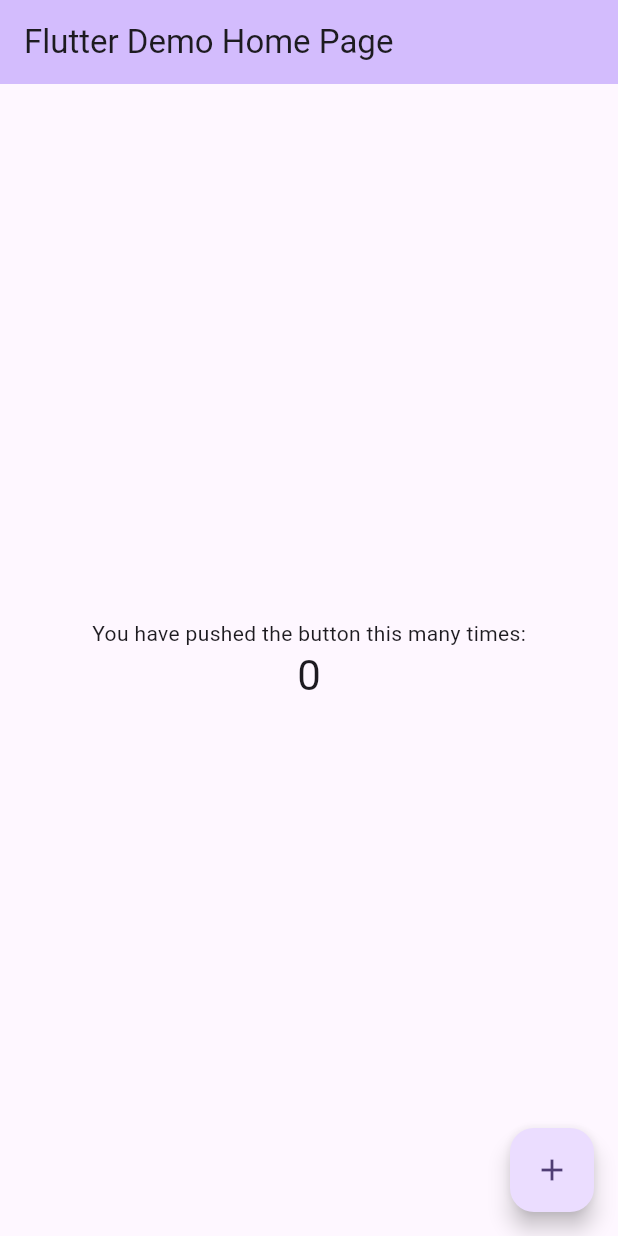
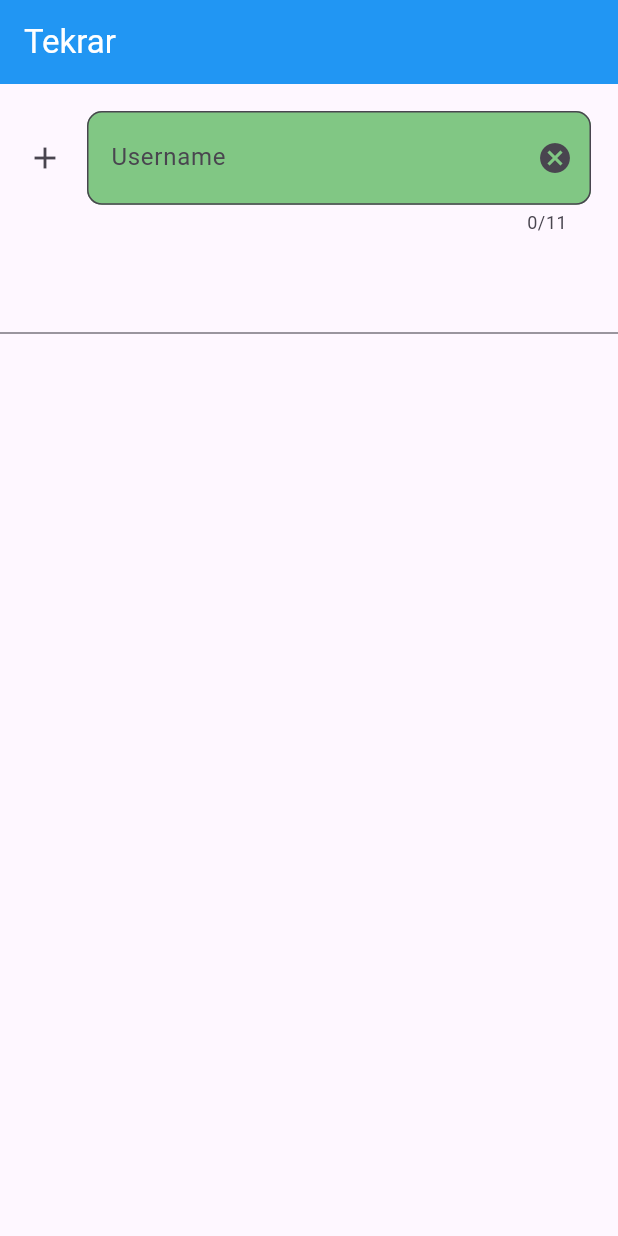
Before and after one commit to sevvalokten/input_tekrar, a Flutter app: the screen it shows after launch, on a phone screen of 412 x 824 dp. Run offline on Flutter 3.47's test engine with Material 3 defaults, Android fonts, the phone set to English and light mode, and no system bars.

Commit message:
text editing

```diff
--- a/lib/main.dart
+++ b/lib/main.dart
@@ -7,116 +7,116 @@ void main() {
 class MyApp extends StatelessWidget {
   const MyApp({super.key});
 
-  // This widget is the root of your application.
   @override
   Widget build(BuildContext context) {
     return MaterialApp(
-      title: 'Flutter Demo',
-      theme: ThemeData(
-        // This is the theme of your application.
-        //
-        // TRY THIS: Try running your application with "flutter run". You'll see
-        // the application has a purple toolbar. Then, without quitting the app,
-        // try changing the seedColor in the colorScheme below to Colors.green
-        // and then invoke "hot reload" (save your changes or press the "hot
-        // reload" button in a Flutter-supported IDE, or press "r" if you used
-        // the command line to start the app).
-        //
-        // Notice that the counter didn't reset back to zero; the application
-        // state is not lost during the reload. To reset the state, use hot
-        // restart instead.
-        //
-        // This works for code too, not just values: Most code changes can be
-        // tested with just a hot reload.
-        colorScheme: ColorScheme.fromSeed(seedColor: Colors.deepPurple),
-      ),
-      home: const MyHomePage(title: 'Flutter Demo Home Page'),
+      debugShowCheckedModeBanner: false,
+      home: MyProject(),
     );
   }
 }
 
-class MyHomePage extends StatefulWidget {
-  const MyHomePage({super.key, required this.title});
-
-  // This widget is the home page of your application. It is stateful, meaning
-  // that it has a State object (defined below) that contains fields that affect
-  // how it looks.
-
-  // This class is the configuration for the state. It holds the values (in this
-  // case the title) provided by the parent (in this case the App widget) and
-  // used by the build method of the State. Fields in a Widget subclass are
-  // always marked "final".
-
-  final String title;
+class MyProject extends StatelessWidget {
+  const MyProject({super.key});
 
   @override
-  State<MyHomePage> createState() => _MyHomePageState();
+  Widget build(BuildContext context) {
+    return Scaffold(
+      appBar: AppBar(
+        title: Text("Tekrar"),
+        backgroundColor: Colors.blue,
+        foregroundColor: Colors.white,
+      ),
+      body: TextFieldWidgetKullanimi(),
+    );
+  }
+}
+class TextFieldWidgetKullanimi extends StatefulWidget {
+  const TextFieldWidgetKullanimi({super.key});
+
+  @override
+  State<TextFieldWidgetKullanimi> createState() => _TextFieldWidgetKullanimiState();
 }
 
-class _MyHomePageState extends State<MyHomePage> {
-  int _counter = 0;
+class _TextFieldWidgetKullanimiState extends State<TextFieldWidgetKullanimi> {
 
-  void _incrementCounter() {
-    setState(() {
-      // This call to setState tells the Flutter framework that something has
-      // changed in this State, which causes it to rerun the build method below
-      // so that the display can reflect the updated values. If we changed
-      // _counter without calling setState(), then the build method would not be
-      // called again, and so nothing would appear to happen.
-      _counter++;
+  late TextEditingController _emailController;
+  late FocusNode _focusNode;
+  int maxLineCount = 1;
+
+  @override
+  void initState(){
+    super.initState();
+    _emailController = TextEditingController();
+    _focusNode =FocusNode();
+    _focusNode.addListener((){
+      setState(() {
+        maxLineCount = _focusNode.hasFocus ? 3 : 1;
+      });
     });
   }
 
   @override
+  void dispose(){
+    _emailController.dispose();
+    _focusNode.dispose();
+    super.dispose();
+  }
+
+  @override
   Widget build(BuildContext context) {
-    // This method is rerun every time setState is called, for instance as done
-    // by the _incrementCounter method above.
-    //
-    // The Flutter framework has been optimized to make rerunning build methods
-    // fast, so that you can just rebuild anything that needs updating rather
-    // than having to individually change instances of widgets.
-    return Scaffold(
-      appBar: AppBar(
-        // TRY THIS: Try changing the color here to a specific color (to
-        // Colors.amber, perhaps?) and trigger a hot reload to see the AppBar
-        // change color while the other colors stay the same.
-        backgroundColor: Theme.of(context).colorScheme.inversePrimary,
-        // Here we take the value from the MyHomePage object that was created by
-        // the App.build method, and use it to set our appbar title.
-        title: Text(widget.title),
-      ),
-      body: Center(
-        // Center is a layout widget. It takes a single child and positions it
-        // in the middle of the parent.
-        child: Column(
-          // Column is also a layout widget. It takes a list of children and
-          // arranges them vertically. By default, it sizes itself to fit its
-          // children horizontally, and tries to be as tall as its parent.
-          //
-          // Column has various properties to control how it sizes itself and
-          // how it positions its children. Here we use mainAxisAlignment to
-          // center the children vertically; the main axis here is the vertical
-          // axis because Columns are vertical (the cross axis would be
-          // horizontal).
-          //
-          // TRY THIS: Invoke "debug painting" (choose the "Toggle Debug Paint"
-          // action in the IDE, or press "p" in the console), to see the
-          // wireframe for each widget.
-          mainAxisAlignment: MainAxisAlignment.center,
-          children: <Widget>[
-            const Text('You have pushed the button this many times:'),
-            Text(
-              '$_counter',
-              style: Theme.of(context).textTheme.headlineMedium,
+    return Column(
+      children: [
+        Padding(
+          padding: const EdgeInsets.all(18.0),
+          child: TextField(
+            focusNode: _focusNode,
+            controller: _emailController,
+            maxLines: maxLineCount,
+            //Açılacak olan klavye türü
+            keyboardType: TextInputType.emailAddress,
+            //Klavyedeki(Android) ana butonunun ne olacağı
+            textInputAction: TextInputAction.done,
+
+            //Seçili gelme olayı
+            //autofocus: true,
+            //Satır sayısı
+            //maxLines: 5,
+            //Girilecek karakter sayısı (TC)
+            maxLength: 11,
+            //İmleç rengi
+            cursorColor: Colors.red,
+            decoration: InputDecoration(
+              //Kayan bilgi yazısı
+              labelText: "Username",
+              //İpucu
+              hintText: "Kullanıcı adınızı giriniz",
+              icon: Icon(Icons.add),
+              //Sol tarafa eklenen icon
+              prefix: Icon(Icons.person),
+              //Sağ taraf iconu
+              suffixIcon: Icon(Icons.cancel),
+              border: OutlineInputBorder(
+                borderRadius: BorderRadius.circular(10),
+              ),
+              //Arka plan rengi verme izni
+              filled: true,
+              fillColor: Colors.green.shade300,
             ),
-          ],
+            //Klavye ile yapılan her değişikliği algılar
+            onChanged: (String gelenDeger){
+
+            },
+            //Klavyedeki done tuşuna basınca çalışır ya da fiel dan çıkınca
+            onSubmitted: (String gelenDeger){
+
+            },
+
+          ),
         ),
-      ),
-      floatingActionButton: FloatingActionButton(
-        onPressed: _incrementCounter,
-        tooltip: 'Increment',
-        child: const Icon(Icons.add),
-      ), // This trailing comma makes auto-formatting nicer for build methods.
+        TextField(),
+      ],
     );
+
   }
 }
```
